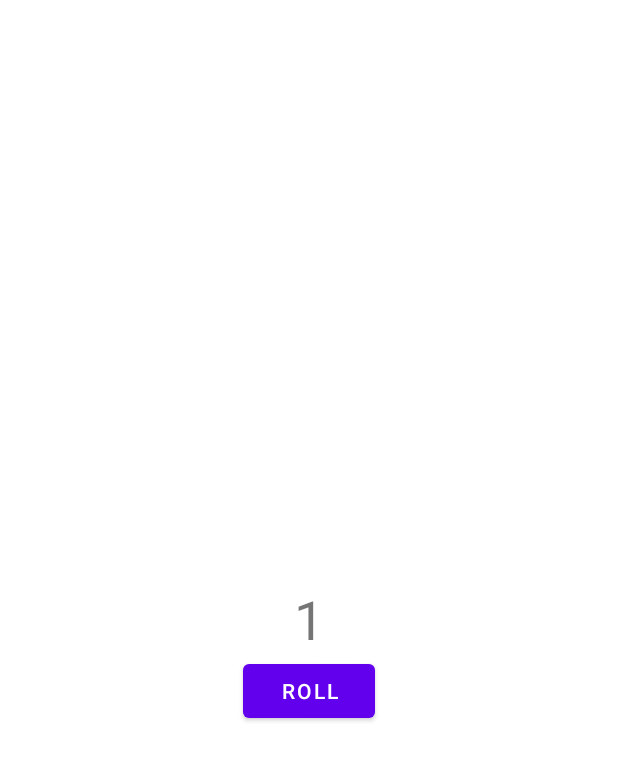
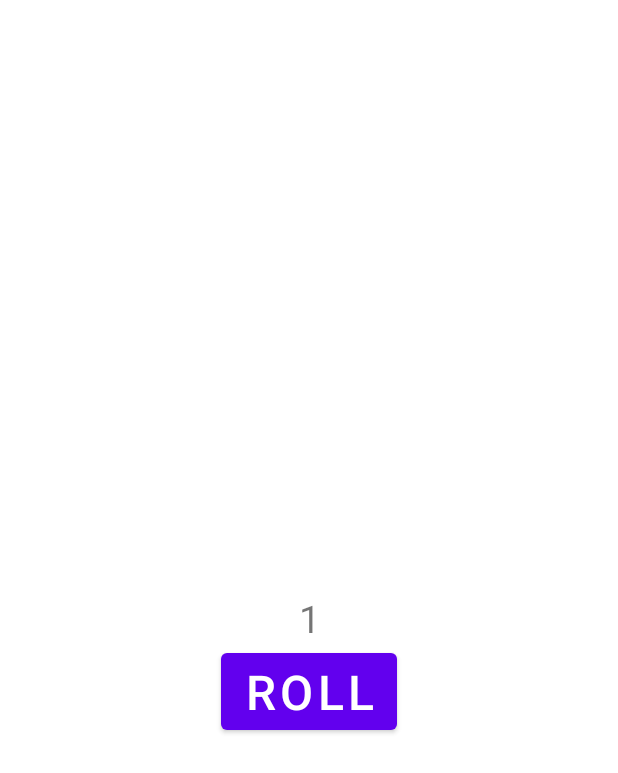
Before and after one commit to anmolkarkiee/Dice-Roller-app-Lab-1, an Android app: the layout activity_main.xml on its own in the app's theme, with its tools: preview values and no code run, on a phone screen of 412 x 824 dp. Shown: the top 773 px of the screen. Run offline under Robolectric (Android 15) with nearby library versions, the phone set to English and light mode, and no system bars.

Commit message:
practice done

```diff
--- a/app/src/main/java/com/example/lab_1/MainActivity.kt
+++ b/app/src/main/java/com/example/lab_1/MainActivity.kt
@@ -1,69 +1,44 @@
-/*
- * Copyright (C) 2020 The Android Open Source Project
- *
- * Licensed under the Apache License, Version 2.0 (the "License");
- * you may not use this file except in compliance with the License.
- * You may obtain a copy of the License at
- *
- *      http://www.apache.org/licenses/LICENSE-2.0
- *
- * Unless required by applicable law or agreed to in writing, software
- * distributed under the License is distributed on an "AS IS" BASIS,
- * WITHOUT WARRANTIES OR CONDITIONS OF ANY KIND, either express or implied.
- * See the License for the specific language governing permissions and
- * limitations under the License.
- */
+package com.example.lab_1
 
-package com.example.diceroller
-
+import androidx.appcompat.app.AppCompatActivity
 import android.os.Bundle
 import android.widget.Button
 import android.widget.TextView
-import androidx.appcompat.app.AppCompatActivity
-import com.example.lab_1.R
-
+import android.widget.Toast
 /**
  * This activity allows the user to roll a dice and view the result
  * on the screen.
  */
+
 class MainActivity : AppCompatActivity() {
-
-    /**
-     * This method is called when the Activity is created.
-     */
     override fun onCreate(savedInstanceState: Bundle?) {
         super.onCreate(savedInstanceState)
         setContentView(R.layout.activity_main)
-
-        // Find the Button in the layout
         val rollButton: Button = findViewById(R.id.button)
 
-        // Set a click listener on the button to roll the dice when the user taps the button
-        rollButton.setOnClickListener { rollDice() }
+        rollButton.setOnClickListener {
+            rollDice()
+        }
     }
 
-    /**
-     * Roll the dice and update the screen with the result.
-     */
     private fun rollDice() {
         // Create new Dice object with 6 sides and roll it
         val dice = Dice(6)
         val diceRoll = dice.roll()
 
+        val dice2 = Dice(6)
+        val diceRoll2 = dice2.roll()
         // Update the screen with the dice roll
         val resultTextView: TextView = findViewById(R.id.textView)
         resultTextView.text = diceRoll.toString()
+
+        val resultTextView2: TextView = findViewById(R.id.textView2)
+        resultTextView2.text = diceRoll2.toString()
     }
 }
 
-/**
- * Dice with a fixed number of sides.
- */
 class Dice(private val numSides: Int) {
 
-    /**
-     * Do a random dice roll and return the result.
-     */
     fun roll(): Int {
         return (1..numSides).random()
     }
--- a/app/src/main/res/layout/activity_main.xml
+++ b/app/src/main/res/layout/activity_main.xml
@@ -1,21 +1,5 @@
 <?xml version="1.0" encoding="utf-8"?>
-<!-- Copyright (C) 2020 The Android Open Source Project
-
-     Licensed under the Apache License, Version 2.0 (the "License");
-     you may not use this file except in compliance with the License.
-     You may obtain a copy of the License at
-
-          http://www.apache.org/licenses/LICENSE-2.0
-
-     Unless required by applicable law or agreed to in writing, software
-     distributed under the License is distributed on an "AS IS" BASIS,
-     WITHOUT WARRANTIES OR CONDITIONS OF ANY KIND, either express or implied.
-     See the License for the specific language governing permissions and
-     limitations under the License.
--->
-<!-- Layout of the text-based Dice Roller app -->
-<androidx.constraintlayout.widget.ConstraintLayout
-    xmlns:android="http://schemas.android.com/apk/res/android"
+<androidx.constraintlayout.widget.ConstraintLayout xmlns:android="http://schemas.android.com/apk/res/android"
     xmlns:app="http://schemas.android.com/apk/res-auto"
     xmlns:tools="http://schemas.android.com/tools"
     android:layout_width="match_parent"
@@ -26,10 +10,10 @@
         android:id="@+id/textView"
         android:layout_width="wrap_content"
         android:layout_height="wrap_content"
-        android:textSize="36sp"
+        android:textSize="25sp"
         app:layout_constraintBottom_toBottomOf="parent"
-        app:layout_constraintLeft_toLeftOf="parent"
-        app:layout_constraintRight_toRightOf="parent"
+        app:layout_constraintEnd_toEndOf="parent"
+        app:layout_constraintStart_toStartOf="parent"
         app:layout_constraintTop_toTopOf="parent"
         tools:text="1" />
 
@@ -37,9 +21,20 @@
         android:id="@+id/button"
         android:layout_width="wrap_content"
         android:layout_height="wrap_content"
-        android:text="@string/roll"
+        android:text="Roll"
+        android:textSize="32sp"
         app:layout_constraintEnd_toEndOf="parent"
         app:layout_constraintStart_toStartOf="parent"
-        app:layout_constraintTop_toBottomOf="@+id/textView" />
+        app:layout_constraintTop_toBottomOf="@+id/textView"
+        tools:ignore="HardcodedText" />
+
+    <TextView
+        android:id="@+id/textView2"
+        android:layout_width="wrap_content"
+        android:layout_height="wrap_content"
+        android:textSize="25sp"
+        app:layout_constraintBottom_toTopOf="@+id/textView"
+        app:layout_constraintEnd_toEndOf="parent"
+        app:layout_constraintStart_toStartOf="parent" />
 
 </androidx.constraintlayout.widget.ConstraintLayout>
```
